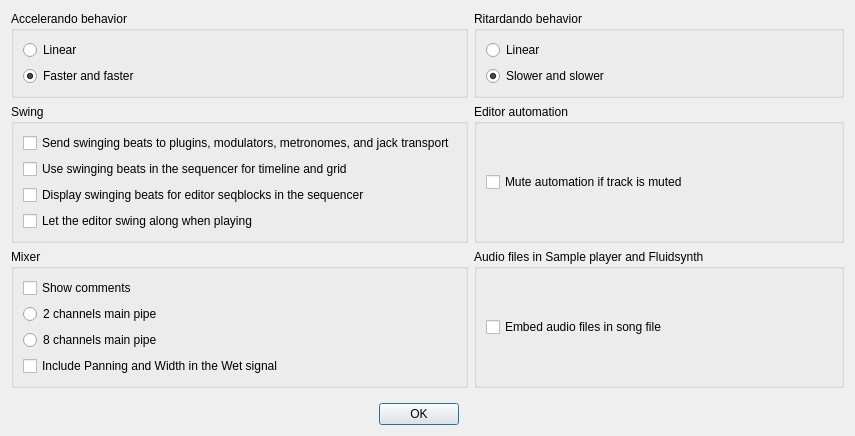
This is Qt/qt4_song_properties.ui in kmatheussen/radium as Qt 5 draws it before an edit. The edited form follows.
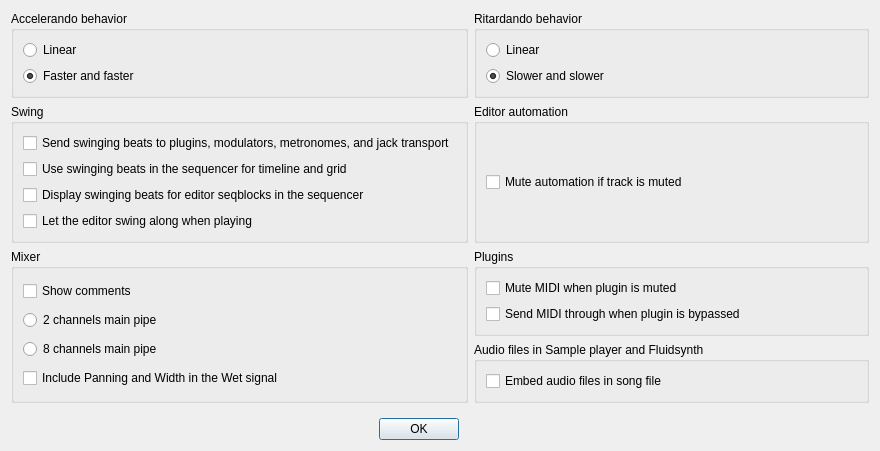
This is the edited form.

Commit message: Audio: Plugins/instruments does not send out events (midi/notes/etc.) when muted. In addition, plugins/instruments bypasses events (midi/notes/etc.) as well when they are bypassed. Old songs behave as before, but this can be changed in song properties.

Patch:
```diff
--- a/Qt/qt4_song_properties.ui
+++ b/Qt/qt4_song_properties.ui
@@ -6,8 +6,8 @@
    <rect>
     <x>0</x>
     <y>0</y>
-    <width>855</width>
-    <height>436</height>
+    <width>880</width>
+    <height>451</height>
    </rect>
   </property>
   <property name="sizePolicy">
@@ -39,7 +39,33 @@
      </layout>
     </widget>
    </item>
-   <item row="4" column="1">
+   <item row="0" column="1">
+    <widget class="QGroupBox" name="groupBox_2">
+     <property name="title">
+      <string>Accelerando behavior</string>
+     </property>
+     <layout class="QGridLayout" name="gridLayout_4">
+      <item row="0" column="0">
+       <widget class="QRadioButton" name="acc_linear">
+        <property name="text">
+         <string>Linear</string>
+        </property>
+       </widget>
+      </item>
+      <item row="1" column="0">
+       <widget class="QRadioButton" name="acc_faster_and_faster">
+        <property name="text">
+         <string>Faster and faster</string>
+        </property>
+        <property name="checked">
+         <bool>true</bool>
+        </property>
+       </widget>
+      </item>
+     </layout>
+    </widget>
+   </item>
+   <item row="5" column="1">
     <widget class="QWidget" name="widget" native="true">
      <property name="sizePolicy">
       <sizepolicy hsizetype="Preferred" vsizetype="Fixed">
@@ -67,6 +93,32 @@
      </layout>
     </widget>
    </item>
+   <item row="0" column="2">
+    <widget class="QGroupBox" name="groupBox_3">
+     <property name="title">
+      <string>Ritardando behavior</string>
+     </property>
+     <layout class="QGridLayout" name="gridLayout_5">
+      <item row="0" column="0">
+       <widget class="QRadioButton" name="rit_linear">
+        <property name="text">
+         <string>Linear</string>
+        </property>
+       </widget>
+      </item>
+      <item row="1" column="0">
+       <widget class="QRadioButton" name="rit_slower_and_slower">
+        <property name="text">
+         <string>Slower and slower</string>
+        </property>
+        <property name="checked">
+         <bool>true</bool>
+        </property>
+       </widget>
+      </item>
+     </layout>
+    </widget>
+   </item>
    <item row="2" column="1">
     <widget class="QGroupBox" name="groupBox">
      <property name="title">
@@ -104,59 +156,7 @@
      </layout>
     </widget>
    </item>
-   <item row="0" column="1">
-    <widget class="QGroupBox" name="groupBox_2">
-     <property name="title">
-      <string>Accelerando behavior</string>
-     </property>
-     <layout class="QGridLayout" name="gridLayout_4">
-      <item row="0" column="0">
-       <widget class="QRadioButton" name="acc_linear">
-        <property name="text">
-         <string>Linear</string>
-        </property>
-       </widget>
-      </item>
-      <item row="1" column="0">
-       <widget class="QRadioButton" name="acc_faster_and_faster">
-        <property name="text">
-         <string>Faster and faster</string>
-        </property>
-        <property name="checked">
-         <bool>true</bool>
-        </property>
-       </widget>
-      </item>
-     </layout>
-    </widget>
-   </item>
-   <item row="0" column="2">
-    <widget class="QGroupBox" name="groupBox_3">
-     <property name="title">
-      <string>Ritardando behavior</string>
-     </property>
-     <layout class="QGridLayout" name="gridLayout_5">
-      <item row="0" column="0">
-       <widget class="QRadioButton" name="rit_linear">
-        <property name="text">
-         <string>Linear</string>
-        </property>
-       </widget>
-      </item>
-      <item row="1" column="0">
-       <widget class="QRadioButton" name="rit_slower_and_slower">
-        <property name="text">
-         <string>Slower and slower</string>
-        </property>
-        <property name="checked">
-         <bool>true</bool>
-        </property>
-       </widget>
-      </item>
-     </layout>
-    </widget>
-   </item>
-   <item row="3" column="2">
+   <item row="4" column="2">
     <widget class="QGroupBox" name="groupBox_5">
      <property name="title">
       <string>Audio files in Sample player and Fluidsynth</string>
@@ -172,7 +172,30 @@
      </layout>
     </widget>
    </item>
-   <item row="3" column="1">
+   <item row="3" column="2">
+    <widget class="QGroupBox" name="groupBox_7">
+     <property name="title">
+      <string>Plugins</string>
+     </property>
+     <layout class="QVBoxLayout" name="verticalLayout_3">
+      <item>
+       <widget class="QCheckBox" name="mute_plugin_MIDI">
+        <property name="text">
+         <string>Mute MIDI when plugin is muted</string>
+        </property>
+       </widget>
+      </item>
+      <item>
+       <widget class="QCheckBox" name="send_plugin_MIDI_through">
+        <property name="text">
+         <string>Send MIDI through when plugin is bypassed</string>
+        </property>
+       </widget>
+      </item>
+     </layout>
+    </widget>
+   </item>
+   <item row="3" column="1" rowspan="2">
     <widget class="QGroupBox" name="groupBox_4">
      <property name="title">
       <string>Mixer</string>
```
Left out of the diff: 2 changed lines with no effect on the pictures. The commit also changes 18 other files.
